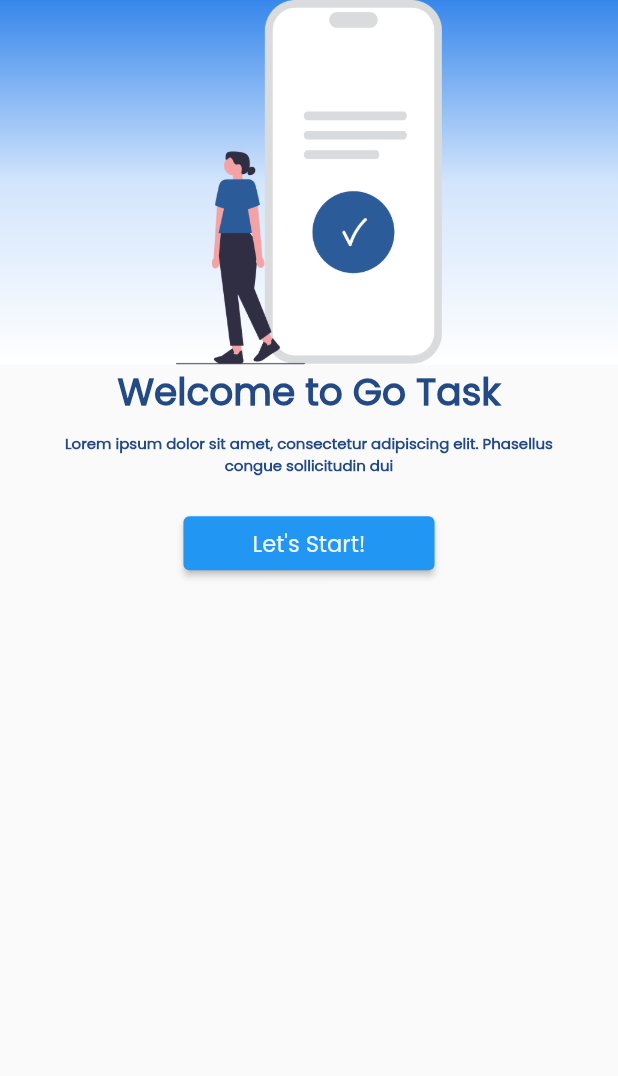
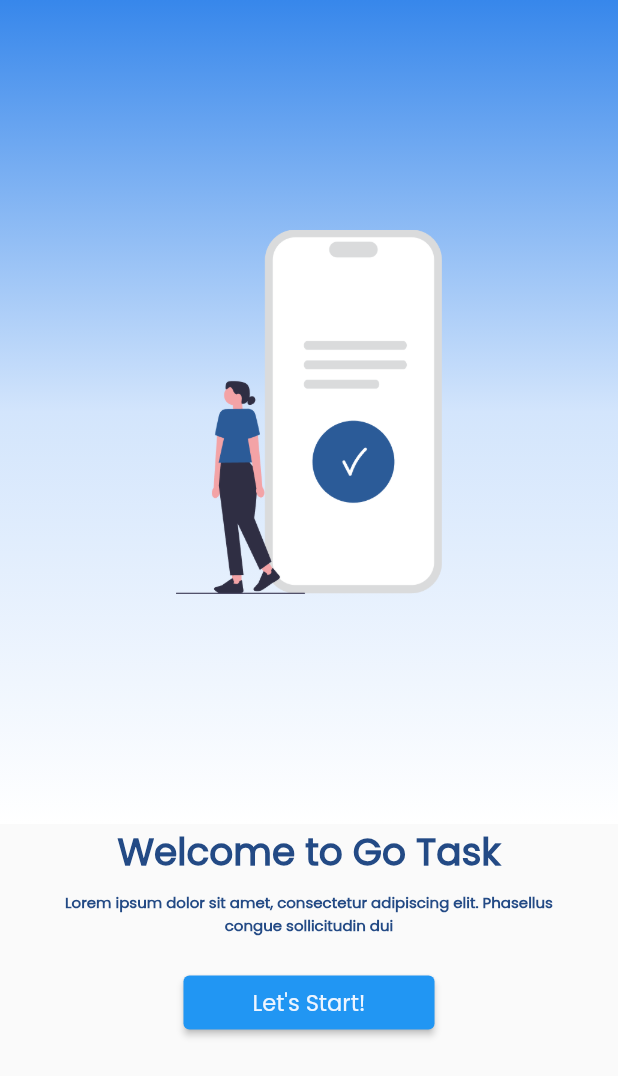
Before and after one commit to AzracStudios/flutter-todo, a Flutter app: the screen it shows after launch, on a phone screen of 412 x 824 dp. Shown: the top 1076 px of the screen. Run offline on Flutter 3.47's test engine with Material 2 defaults, Android fonts, the light colour scheme and no system bars; our stand-ins replace google_fonts.

Commit message:
Fix landing page

```diff
--- a/lib/pages/landing/landing.dart
+++ b/lib/pages/landing/landing.dart
@@ -20,7 +20,7 @@ class Landing extends StatelessWidget {
       mainAxisSize: MainAxisSize.min,
       children: [
         const Gradient(),
-        Flexible(
+        Expanded(
           flex: 1,
           child: Column(
             mainAxisSize: MainAxisSize.min,
@@ -41,9 +41,7 @@ class Landing extends StatelessWidget {
                     color: const Color.fromARGB(255, 35, 74, 133),
                     center: true),
               ),
-            ],
-          ),
-        ),
+
               const SizedBox(height: 20.0),
               ElevatedButton(
                 onPressed: () => {
@@ -61,6 +59,9 @@ class Landing extends StatelessWidget {
                 ),
               ),
             ],
+          ),
+        ),
+      ],
     );
   }
 }
@@ -70,8 +71,8 @@ class Gradient extends StatelessWidget {
 
   @override
   Widget build(BuildContext context) {
-    return Material(
-      child: Expanded(
+    return Expanded(
+      flex: 2,
       child: Container(
         decoration: BoxDecoration(
           gradient: LinearGradient(
@@ -87,7 +88,6 @@ class Gradient extends StatelessWidget {
           ),
         ),
       ),
-      ),
     );
   }
 }
--- a/lib/shared/custom_text.dart
+++ b/lib/shared/custom_text.dart
@@ -1,6 +1,7 @@
 import 'package:flutter/material.dart';
 import 'package:google_fonts/google_fonts.dart';
 
+// ignore: must_be_immutable
 class CustomText extends StatelessWidget {
   CustomText({
     super.key,
```
Also changed, not shown: lib/pages/task/add_task.dart (+27 -28 lines). Lines whose indentation alone changed are shown as unchanged.
